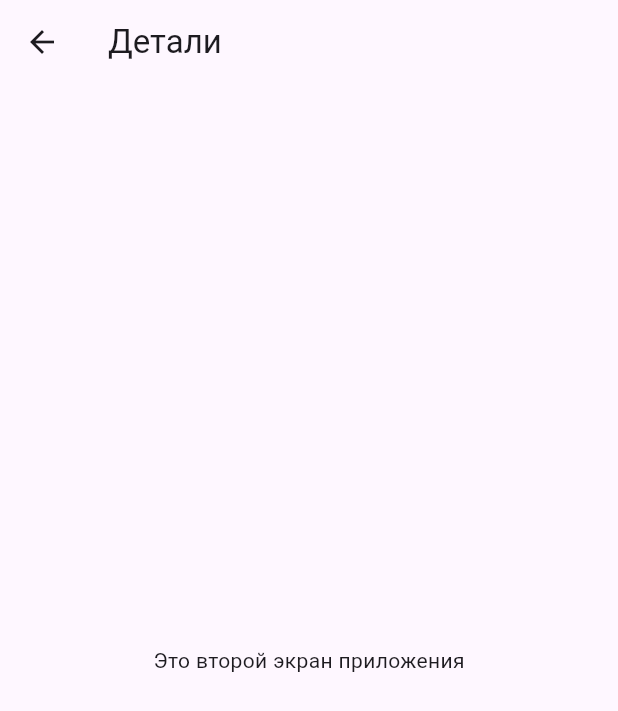
After one commit to Nullwood/DriveDiary, a Flutter app: the screen it shows after launch, after a tap on the "add alarm" icon, on a phone screen of 412 x 824 dp. The commit adds this screen. Shown: the top 711 px of the screen. Run offline on Flutter 3.47's test engine with Material 3 defaults, Android fonts, the phone set to English and light mode, and no system bars.

Commit message:
Добавлена навигация между экранами с помощью кнопок. Теперь с экрана HomeScreen можно перейти на FormScreen и DetailsScreen

```diff
--- a/lib/main.dart
+++ b/lib/main.dart
@@ -1,6 +1,7 @@
 import 'package:flutter/material.dart';
 import 'screens/home_screen.dart';
 import 'screens/form_screen.dart';
+import 'screens/details_screen.dart';
 
 void main() {
   runApp(const MyApp());
@@ -13,7 +14,7 @@ class MyApp extends StatelessWidget {
   Widget build(BuildContext context) {
     return const MaterialApp(
       debugShowCheckedModeBanner: false,
-      home: FormScreen(),
+      home: HomeScreen(),
     );
   }
 }
--- /dev/null
+++ b/lib/screens/details_screen.dart
@@ -0,0 +1,13 @@
+import 'package:flutter/material.dart';
+class DetailsScreen extends StatelessWidget {
+  const DetailsScreen({super.key});
+  @override
+  Widget build(BuildContext context) {
+    return Scaffold(
+      appBar: AppBar(title: const Text('Детали')),
+      body: const Center(
+        child: Text('Это второй экран приложения'),
+      ),
+    );
+  }
+}
--- a/lib/screens/home_screen.dart
+++ b/lib/screens/home_screen.dart
@@ -1,4 +1,6 @@
 import 'package:flutter/material.dart';
+import 'form_screen.dart';
+import 'details_screen.dart';
 
 class HomeScreen extends StatefulWidget {
   const HomeScreen({super.key});
@@ -54,6 +56,28 @@ class _HomeScreenState extends State<HomeScreen> {
             child: const Icon(Icons.add),
             backgroundColor: Colors.grey,
           ),
+          const SizedBox(width: 10),
+          FloatingActionButton(
+            onPressed: () {
+              Navigator.push(
+                context,
+                MaterialPageRoute(builder: (context) => const FormScreen()),
+              );
+            },
+            child: const Icon(Icons.add_call),
+            backgroundColor: Colors.grey,
+          ),
+          const SizedBox(width: 10,),
+          FloatingActionButton(
+            onPressed: () {
+              Navigator.push(
+                context,
+                MaterialPageRoute(builder: (context) => const DetailsScreen()),
+              );
+            },
+            child: const Icon(Icons.add_alarm),
+            backgroundColor: Colors.grey,
+          )
         ],
       ),
     );
```
